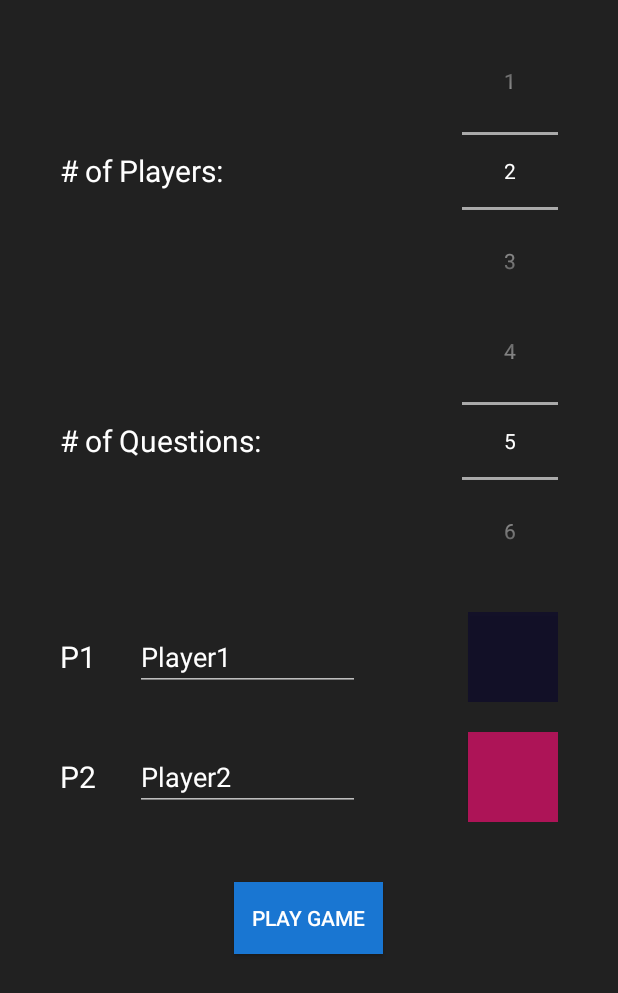
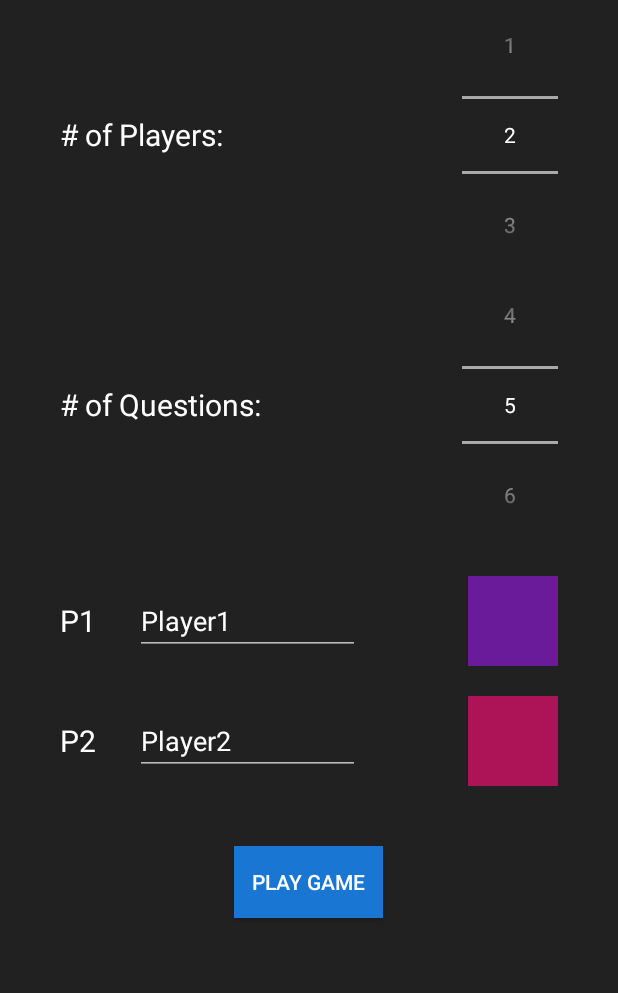
Before and after one commit to Mookiies/Quandom, an Android app: the PlayerSelectionActivity screen opened directly, with no data from a screen before it, after a tap on an icon or button, on a phone screen of 412 x 824 dp. Shown: the top 993 px of the screen. Run offline under Robolectric (Android 15) with nearby library versions, the phone set to English and light mode, and no system bars; our stand-ins replace Volley.

Commit message:
Use getResources to resolve colors correctly

```diff
--- a/app/src/main/java/com/malcolmscruggs/quandom/PlayerSelectionActivity.java
+++ b/app/src/main/java/com/malcolmscruggs/quandom/PlayerSelectionActivity.java
@@ -99,9 +99,9 @@ public class PlayerSelectionActivity extends AppCompatActivity {
 
         // create Players
         players = new ArrayList<>(3);
-        players.add(new Player(getString(R.string.player1_placeholder), R.color.materialRed));
-        players.add(new Player(getString(R.string.player2_placeholder), R.color.materialPink));
-        players.add(new Player(getString(R.string.player3_placeholder), R.color.materialPurple));
+        players.add(new Player(getString(R.string.player1_placeholder), colors.get(0)));
+        players.add(new Player(getString(R.string.player2_placeholder), colors.get(1)));
+        players.add(new Player(getString(R.string.player3_placeholder), colors.get(2)));
 
         // get player name editors and set up listeners
         final EditText playerNameChange1 = findViewById(R.id.p1NameText);
@@ -117,9 +117,9 @@ public class PlayerSelectionActivity extends AppCompatActivity {
         final Button playerColor2 = findViewById(R.id.p2Color);
         final Button playerColor3 = findViewById(R.id.p3Color);
 
-        setupPlayerColor(0, playerColor1);
-        setupPlayerColor(1, playerColor2);
-        setupPlayerColor(2, playerColor3);
+        setupPlayerColor(0, playerColor1, colors.get(0));
+        setupPlayerColor(1, playerColor2, colors.get(1));
+        setupPlayerColor(2, playerColor3, colors.get(2));
 
         // get button and set button listener
         playButton = findViewById(R.id.playButton);
@@ -183,7 +183,8 @@ public class PlayerSelectionActivity extends AppCompatActivity {
         });
     }
 
-    private void setupPlayerColor(final int playerIdx, final Button button) {
+    private void setupPlayerColor(final int playerIdx, final Button button, int initialColor) {
+        button.setBackgroundColor(getResources().getColor(initialColor));
         button.setOnClickListener(new View.OnClickListener() {
             @Override
             public void onClick(View view) {
@@ -209,7 +210,7 @@ public class PlayerSelectionActivity extends AppCompatActivity {
                 Log.d("index4", Integer.toString(index));
                 int newBackground = colors.get(index);
                 players.get(playerIdx).setPlayerColor(newBackground);
-                button.setBackgroundColor(newBackground);
+                button.setBackgroundColor(getResources().getColor(newBackground));
             }
         });
     }
--- a/app/src/main/res/layout/activity_player_selection.xml
+++ b/app/src/main/res/layout/activity_player_selection.xml
@@ -15,7 +15,7 @@
         <LinearLayout
             android:layout_width="match_parent"
             android:layout_height="wrap_content"
-            android:layout_marginTop="@dimen/default_vertical_margin"
+
             android:orientation="vertical">
 
             <RelativeLayout
@@ -134,7 +134,7 @@
 
                 <Button
                     android:id="@+id/p2Color"
-                    android:background="@color/materialPink"
+                    android:background="@color/materialRed"
                     android:layout_width="60dp"
                     android:layout_height="60dp"
                     android:layout_alignParentRight="true"
@@ -173,7 +173,7 @@
 
                 <Button
                     android:id="@+id/p3Color"
-                    android:background="@color/materialPurple"
+                    android:background="@color/materialRed"
                     android:layout_width="60dp"
                     android:layout_height="60dp"
                     android:layout_gravity="center"
--- a/app/src/main/res/values/colors.xml
+++ b/app/src/main/res/values/colors.xml
@@ -21,7 +21,7 @@
     <color name="materialPurple">#6a1b9a</color>
     <color name="materialIndigo">#283593</color>
     <color name="materialCyan">#006064</color>
-    <color name="materialGreen">#006064</color>
+    <color name="materialGreen">#1B5E20</color>
     <color name="materialAmber">#ff6f00</color>
     <color name="materialGrey">#263238</color>
 </resources>
```
Also changed, not shown: app/src/main/java/com/malcolmscruggs/quandom/McqActivity.java (+8 -8 lines).
